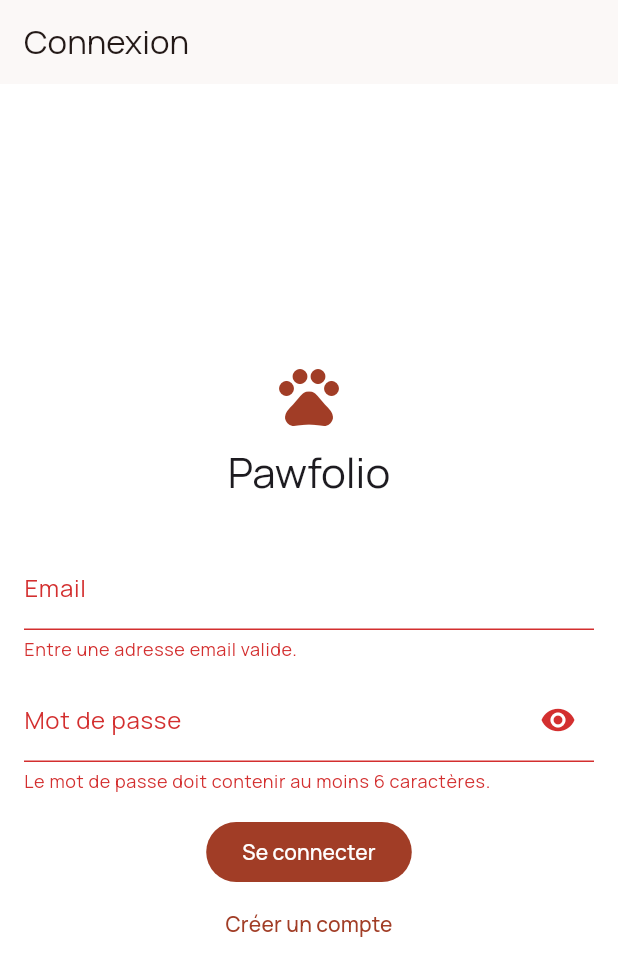
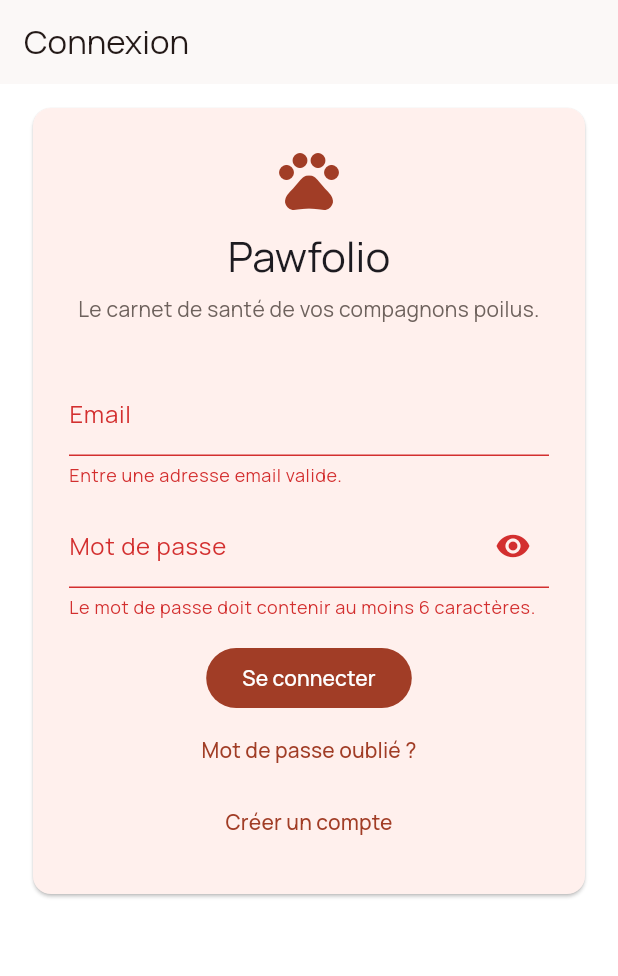
Before and after one commit to St4r4x/pawfolio, a Flutter app: the screen it shows after launch, after a tap on "Se connecter", on a phone screen of 412 x 824 dp. Shown: the top 976 px of the screen. Run offline on Flutter 3.47's test engine with Material 3 defaults, Android fonts, the phone set to English and light mode, and no system bars; our stand-ins replace fl_chart, flutter_animate, flutter_local_notifications, flutter_riverpod, flutter_svg, go_router and 4 more; accounts and stored records are empty.

Commit message:
feat: add auth/onboarding polish from Phase 1 roadmap
Adds a centered card layout and slogan to login/signup, a forgot-password
flow via Supabase Auth, and a post-signup onboarding flow (optional first
name, skippable first-pet creation) so new users no longer land on an
empty Home screen.

Co-Authored-By: Claude Sonnet 5 <noreply@anthropic.com>

```diff
--- a/lib/app_router.dart
+++ b/lib/app_router.dart
@@ -9,9 +9,11 @@ import 'package:supabase_flutter/supabase_flutter.dart';
 import 'app_shell.dart';
 import 'auth_redirect.dart';
 import 'motion.dart';
+import 'screens/auth/forgot_password_screen.dart';
 import 'screens/auth/login_screen.dart';
 import 'screens/auth/signup_screen.dart';
 import 'screens/home/home_screen.dart';
+import 'screens/onboarding/onboarding_screen.dart';
 import 'screens/pet_detail/pet_detail_screen.dart';
 import 'screens/profile/profile_screen.dart';
 import 'screens/reminders/reminders_screen.dart';
@@ -31,6 +33,14 @@ final appRouterProvider = Provider<GoRouter>((ref) {
       GoRoute(
         path: '/signup',
         builder: (context, state) => const SignupScreen(),
+      ),
+      GoRoute(
+        path: '/forgot-password',
+        builder: (context, state) => const ForgotPasswordScreen(),
+      ),
+      GoRoute(
+        path: '/onboarding',
+        builder: (context, state) => const OnboardingScreen(),
       ),
       StatefulShellRoute.indexedStack(
         builder: (context, state, navigationShell) =>
--- a/lib/auth_redirect.dart
+++ b/lib/auth_redirect.dart
@@ -1,6 +1,9 @@
 String? authRedirect({required bool loggedIn, required String location}) {
-  final loggingIn = location == '/login' || location == '/signup';
-  if (!loggedIn && !loggingIn) return '/login';
-  if (loggedIn && loggingIn) return '/';
+  final publicAuthRoute =
+      location == '/login' ||
+      location == '/signup' ||
+      location == '/forgot-password';
+  if (!loggedIn && !publicAuthRoute) return '/login';
+  if (loggedIn && publicAuthRoute) return '/';
   return null;
 }
--- /dev/null
+++ b/lib/email_validation.dart
@@ -0,0 +1,3 @@
+final _emailPattern = RegExp(r'^[^@\s]+@[^@\s]+\.[^@\s]+$');
+
+bool isValidEmail(String email) => _emailPattern.hasMatch(email.trim());
--- a/lib/screens/auth/login_screen.dart
+++ b/lib/screens/auth/login_screen.dart
@@ -3,7 +3,9 @@ import 'package:go_router/go_router.dart';
 import 'package:supabase_flutter/supabase_flutter.dart';
 
 import '../../auth_error_message.dart';
-import '../../theme.dart';
+import '../../email_validation.dart';
+import '../../widgets/auth_brand_header.dart';
+import '../../widgets/auth_card.dart';
 
 class LoginScreen extends StatefulWidget {
   const LoginScreen({super.key});
@@ -44,16 +46,19 @@ class _LoginScreenState extends State<LoginScreen> {
   }
 
   bool _validateEmail() {
-    final email = _emailController.text.trim();
-    final valid = RegExp(r'^[^@\s]+@[^@\s]+\.[^@\s]+$').hasMatch(email);
-    setState(() => _emailError = valid ? null : 'Entre une adresse email valide.');
+    final valid = isValidEmail(_emailController.text);
+    setState(
+      () => _emailError = valid ? null : 'Entre une adresse email valide.',
+    );
     return valid;
   }
 
   bool _validatePassword() {
     final valid = _passwordController.text.length >= 6;
     setState(
-      () => _passwordError = valid ? null : 'Le mot de passe doit contenir au moins 6 caractères.',
+      () => _passwordError = valid
+          ? null
+          : 'Le mot de passe doit contenir au moins 6 caractères.',
     );
     return valid;
   }
@@ -87,19 +92,23 @@ class _LoginScreenState extends State<LoginScreen> {
   Widget build(BuildContext context) {
     return Scaffold(
       appBar: AppBar(title: const Text('Connexion')),
-      body: Padding(
-        padding: const EdgeInsets.all(16),
-        child: Column(
-          mainAxisAlignment: MainAxisAlignment.center,
+      body: AuthCard(child: _buildForm(context)),
+    );
+  }
+
+  Widget _buildForm(BuildContext context) {
+    return Column(
+      mainAxisSize: MainAxisSize.min,
       children: [
-            const Icon(Icons.pets, size: 48, color: AppColors.primary),
-            const SizedBox(height: 8),
-            Text('Pawfolio', style: Theme.of(context).textTheme.headlineMedium),
+        const AuthBrandHeader(),
         const SizedBox(height: 32),
         TextField(
           controller: _emailController,
           focusNode: _emailFocus,
-              decoration: InputDecoration(labelText: 'Email', errorText: _emailError),
+          decoration: InputDecoration(
+            labelText: 'Email',
+            errorText: _emailError,
+          ),
           keyboardType: TextInputType.emailAddress,
           autofillHints: const [AutofillHints.email],
         ),
@@ -111,8 +120,11 @@ class _LoginScreenState extends State<LoginScreen> {
             labelText: 'Mot de passe',
             errorText: _passwordError,
             suffixIcon: IconButton(
-                  icon: Icon(_obscurePassword ? Icons.visibility : Icons.visibility_off),
-                  onPressed: () => setState(() => _obscurePassword = !_obscurePassword),
+              icon: Icon(
+                _obscurePassword ? Icons.visibility : Icons.visibility_off,
+              ),
+              onPressed: () =>
+                  setState(() => _obscurePassword = !_obscurePassword),
             ),
           ),
           obscureText: _obscurePassword,
@@ -120,23 +132,31 @@ class _LoginScreenState extends State<LoginScreen> {
         ),
         if (_error != null) ...[
           const SizedBox(height: 8),
-              Text(_error!, style: TextStyle(color: Theme.of(context).colorScheme.error)),
+          Text(
+            _error!,
+            style: TextStyle(color: Theme.of(context).colorScheme.error),
+          ),
         ],
         const SizedBox(height: 16),
         FilledButton(
           onPressed: _loading ? null : _submit,
           child: _loading
               ? const SizedBox(
-                      width: 20, height: 20, child: CircularProgressIndicator(strokeWidth: 2))
+                  width: 20,
+                  height: 20,
+                  child: CircularProgressIndicator(strokeWidth: 2),
+                )
               : const Text('Se connecter'),
+        ),
+        TextButton(
+          onPressed: () => context.push('/forgot-password'),
+          child: const Text('Mot de passe oublié ?'),
         ),
         TextButton(
           onPressed: () => context.push('/signup'),
           child: const Text('Créer un compte'),
         ),
       ],
-        ),
-      ),
     );
   }
 }
--- /dev/null
+++ b/lib/widgets/auth_brand_header.dart
@@ -0,0 +1,27 @@
+import 'package:flutter/material.dart';
+
+import '../theme.dart';
+
+/// Paw icon, wordmark, and slogan shown above the login and signup forms.
+class AuthBrandHeader extends StatelessWidget {
+  const AuthBrandHeader({super.key});
+
+  @override
+  Widget build(BuildContext context) {
+    return Column(
+      mainAxisSize: MainAxisSize.min,
+      children: [
+        const Icon(Icons.pets, size: 48, color: AppColors.primary),
+        const SizedBox(height: 8),
+        Text('Pawfolio', style: Theme.of(context).textTheme.headlineMedium),
+        const SizedBox(height: 8),
+        Text(
+          'Le carnet de santé de vos compagnons poilus.',
+          style: Theme.of(context).textTheme.bodyMedium
+              ?.copyWith(color: AppColors.muted),
+          textAlign: TextAlign.center,
+        ),
+      ],
+    );
+  }
+}
--- /dev/null
+++ b/lib/widgets/auth_card.dart
@@ -0,0 +1,25 @@
+import 'package:flutter/material.dart';
+
+/// Centers form content in a max-400px card with a scrollable body, so it
+/// never overflows when an inline error appears under a small test/device
+/// viewport. Shared by the login, signup, and forgot-password screens.
+class AuthCard extends StatelessWidget {
+  const AuthCard({super.key, required this.child});
+
+  final Widget child;
+
+  @override
+  Widget build(BuildContext context) {
+    return SingleChildScrollView(
+      child: Center(
+        child: ConstrainedBox(
+          constraints: const BoxConstraints(maxWidth: 400),
+          child: Card(
+            margin: const EdgeInsets.all(16),
+            child: Padding(padding: const EdgeInsets.all(24), child: child),
+          ),
+        ),
+      ),
+    );
+  }
+}
```
Also changed, not shown: lib/screens/auth/forgot_password_screen.dart (added, +121 -0 lines), lib/screens/auth/signup_screen.dart (+36 -20 lines), lib/screens/home/home_screen.dart (+3 -7 lines), lib/screens/onboarding/onboarding_screen.dart (added, +151 -0 lines), lib/widgets/species_dropdown.dart (added, +26 -0 lines), 6 other files. Lines whose indentation alone changed are shown as unchanged.
